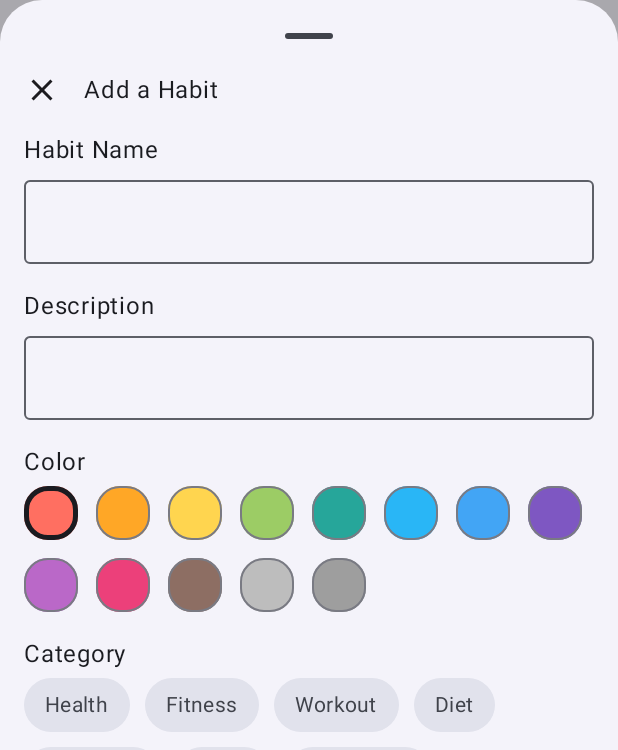
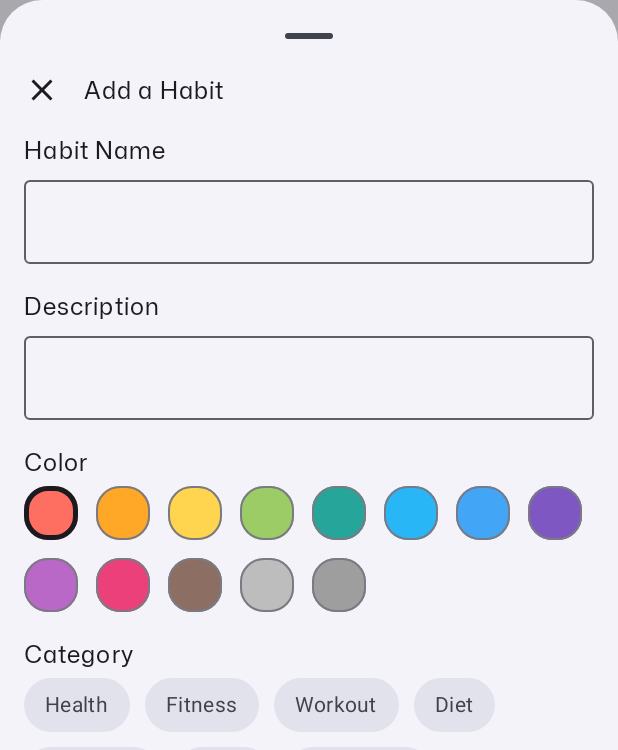
Before and after one commit to gaurav95998030/habit_tracker, an Android app built with Jetpack Compose: the screen it shows after launch (MainActivity), after a tap on "Add", on a phone screen of 412 x 824 dp. Shown: the top 750 px of the screen. Run offline under Robolectric (Android 15) with nearby library versions, the phone set to English and light mode, and no system bars; our stand-ins replace Dagger/Hilt's generated code, Room's generated code.

Commit message:
mona sans font added

```diff
--- a/app/src/main/java/io/github/gaurav95998030/habittracker/ui/theme/AppTextStyles.kt
+++ b/app/src/main/java/io/github/gaurav95998030/habittracker/ui/theme/AppTextStyles.kt
@@ -3,7 +3,6 @@ package io.github.gaurav95998030.habittracker.ui.theme
 import androidx.compose.runtime.Immutable
 import androidx.compose.runtime.staticCompositionLocalOf
 import androidx.compose.ui.text.TextStyle
-import androidx.compose.ui.text.font.FontFamily
 import androidx.compose.ui.text.font.FontWeight
 import androidx.compose.ui.unit.sp
 
@@ -30,63 +29,63 @@ data class AppTextStyles(
  */
 internal val DefaultAppTextStyles = AppTextStyles(
     titleLarge = TextStyle(
-        fontFamily = FontFamily.Default,
+        fontFamily = MonaSans,
         fontWeight = FontWeight.SemiBold,
         fontSize = 28.sp,
         lineHeight = 36.sp,
         letterSpacing = 0.sp
     ),
     titleMedium = TextStyle(
-        fontFamily = FontFamily.Default,
+        fontFamily = MonaSans,
         fontWeight = FontWeight.SemiBold,
         fontSize = 22.sp,
         lineHeight = 28.sp,
         letterSpacing = 0.15.sp
     ),
     bodyLarge = TextStyle(
-        fontFamily = FontFamily.Default,
+        fontFamily = MonaSans,
         fontWeight = FontWeight.Normal,
         fontSize = 16.sp,
         lineHeight = 24.sp,
         letterSpacing = 0.5.sp
     ),
     bodyMedium = TextStyle(
-        fontFamily = FontFamily.Default,
+        fontFamily = MonaSans,
         fontWeight = FontWeight.Normal,
         fontSize = 14.sp,
         lineHeight = 20.sp,
         letterSpacing = 0.25.sp
     ),
     bodySmall = TextStyle(
-        fontFamily = FontFamily.Default,
+        fontFamily = MonaSans,
         fontWeight = FontWeight.Normal,
         fontSize = 12.sp,
         lineHeight = 16.sp,
         letterSpacing = 0.4.sp
     ),
     labelLarge = TextStyle(
-        fontFamily = FontFamily.Default,
+        fontFamily = MonaSans,
         fontWeight = FontWeight.Medium,
         fontSize = 14.sp,
         lineHeight = 20.sp,
         letterSpacing = 0.1.sp
     ),
     labelMedium = TextStyle(
-        fontFamily = FontFamily.Default,
+        fontFamily = MonaSans,
         fontWeight = FontWeight.Medium,
         fontSize = 12.sp,
         lineHeight = 16.sp,
         letterSpacing = 0.5.sp
     ),
     labelSmall = TextStyle(
-        fontFamily = FontFamily.Default,
+        fontFamily = MonaSans,
         fontWeight = FontWeight.Medium,
         fontSize = 11.sp,
         lineHeight = 16.sp,
         letterSpacing = 0.5.sp
     ),
     caption = TextStyle(
-        fontFamily = FontFamily.Default,
+        fontFamily = MonaSans,
         fontWeight = FontWeight.Normal,
         fontSize = 11.sp,
         lineHeight = 14.sp,
--- /dev/null
+++ b/app/src/main/java/io/github/gaurav95998030/habittracker/ui/theme/Fonts.kt
@@ -0,0 +1,13 @@
+package io.github.gaurav95998030.habittracker.ui.theme
+
+import androidx.compose.ui.text.font.Font
+import androidx.compose.ui.text.font.FontFamily
+import androidx.compose.ui.text.font.FontWeight
+import io.github.gaurav95998030.habittracker.R
+
+val MonaSans = FontFamily(
+    Font(R.font.mona_sans_regular, FontWeight.Normal),
+    Font(R.font.mona_sans_medium, FontWeight.Medium),
+    Font(R.font.mona_sans_semibold, FontWeight.SemiBold),
+    Font(R.font.mona_sans_bold, FontWeight.Bold),
+)
--- a/app/src/main/java/io/github/gaurav95998030/habittracker/ui/theme/Type.kt
+++ b/app/src/main/java/io/github/gaurav95998030/habittracker/ui/theme/Type.kt
@@ -2,14 +2,13 @@ package io.github.gaurav95998030.habittracker.ui.theme
 
 import androidx.compose.material3.Typography
 import androidx.compose.ui.text.TextStyle
-import androidx.compose.ui.text.font.FontFamily
 import androidx.compose.ui.text.font.FontWeight
 import androidx.compose.ui.unit.sp
 
 // Set of Material typography styles to start with
 val Typography = Typography(
     bodyLarge = TextStyle(
-        fontFamily = FontFamily.Default,
+        fontFamily = MonaSans,
         fontWeight = FontWeight.Normal,
         fontSize = 16.sp,
         lineHeight = 24.sp,
```
Also changed, not shown: app/src/main/res/font/mona_sans_bold.ttf (added), app/src/main/res/font/mona_sans_medium.ttf (added), app/src/main/res/font/mona_sans_regular.ttf (added), app/src/main/res/font/mona_sans_semibold.ttf (added).
